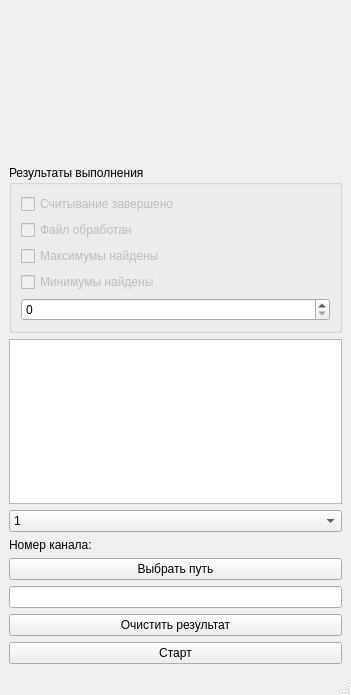
The window that Qt/Lesson 7/Task 1/mainwindow.ui (BerdnikovPavel/Qt-Homework) describes before a commit, drawn with Qt 5.
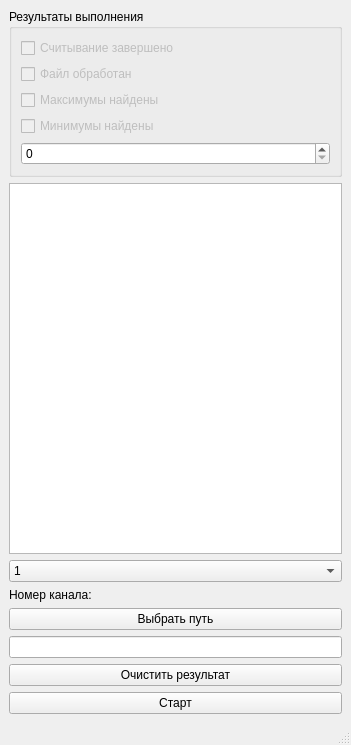
The same window after the commit. Custom widgets are drawn as their Qt base class.

Commit message: Qt: Lesson 7 Task 1 fixed

```diff
--- a/Qt/Lesson 7/Task 1/mainwindow.ui
+++ b/Qt/Lesson 7/Task 1/mainwindow.ui
@@ -7,7 +7,7 @@
     <x>0</x>
     <y>0</y>
     <width>351</width>
-    <height>695</height>
+    <height>745</height>
    </rect>
   </property>
   <property name="windowTitle">
@@ -15,71 +15,14 @@
   </property>
   <widget class="QWidget" name="centralwidget">
    <layout class="QGridLayout" name="gridLayout">
-    <item row="8" column="0">
+    <item row="7" column="0">
      <widget class="QPushButton" name="pb_clearResult">
       <property name="text">
        <string>Очистить результат</string>
       </property>
      </widget>
     </item>
-    <item row="4" column="0">
-     <widget class="QComboBox" name="cmB_numCh">
-      <item>
-       <property name="text">
-        <string>1</string>
-       </property>
-      </item>
-      <item>
-       <property name="text">
-        <string>2</string>
-       </property>
-      </item>
-      <item>
-       <property name="text">
-        <string>3</string>
-       </property>
-      </item>
-     </widget>
-    </item>
-    <item row="3" column="0">
-     <widget class="QTextEdit" name="te_Result">
-      <property name="readOnly">
-       <bool>true</bool>
-      </property>
-     </widget>
-    </item>
-    <item row="7" column="0">
-     <widget class="QLineEdit" name="le_path">
-      <property name="readOnly">
-       <bool>true</bool>
-      </property>
-     </widget>
-    </item>
-    <item row="5" column="0">
-     <widget class="QLabel" name="lb_numCh">
-      <property name="text">
-       <string>Номер канала:</string>
-      </property>
-     </widget>
-    </item>
-    <item row="6" column="0">
-     <widget class="QPushButton" name="pb_path">
-      <property name="text">
-       <string>Выбрать путь</string>
-      </property>
-     </widget>
-    </item>
-    <item row="9" column="0">
-     <widget class="QPushButton" name="pb_start">
-      <property name="text">
-       <string>Старт</string>
-      </property>
-      <property name="flat">
-       <bool>false</bool>
-      </property>
-     </widget>
-    </item>
-    <item row="1" column="0">
+    <item row="0" column="0">
      <widget class="QGroupBox" name="gb_result">
       <property name="title">
        <string>Результаты выполнения</string>
@@ -140,19 +83,60 @@
       </layout>
      </widget>
     </item>
-    <item row="0" column="0">
-     <widget class="QCustomPlot" name="customPlot" native="true">
-      <property name="sizePolicy">
-       <sizepolicy hsizetype="Preferred" vsizetype="Preferred">
-        <horstretch>0</horstretch>
-        <verstretch>0</verstretch>
-       </sizepolicy>
+    <item row="6" column="0">
+     <widget class="QLineEdit" name="le_path">
+      <property name="readOnly">
+       <bool>true</bool>
       </property>
-      <property name="minimumSize">
-       <size>
-        <width>0</width>
-        <height>150</height>
-       </size>
+     </widget>
+    </item>
+    <item row="3" column="0">
+     <widget class="QComboBox" name="cmB_numCh">
+      <item>
+       <property name="text">
+        <string>1</string>
+       </property>
+      </item>
+      <item>
+       <property name="text">
+        <string>2</string>
+       </property>
+      </item>
+      <item>
+       <property name="text">
+        <string>3</string>
+       </property>
+      </item>
+     </widget>
+    </item>
+    <item row="4" column="0">
+     <widget class="QLabel" name="lb_numCh">
+      <property name="text">
+       <string>Номер канала:</string>
+      </property>
+     </widget>
+    </item>
+    <item row="2" column="0">
+     <widget class="QTextEdit" name="te_Result">
+      <property name="readOnly">
+       <bool>true</bool>
+      </property>
+     </widget>
+    </item>
+    <item row="5" column="0">
+     <widget class="QPushButton" name="pb_path">
+      <property name="text">
+       <string>Выбрать путь</string>
+      </property>
+     </widget>
+    </item>
+    <item row="8" column="0">
+     <widget class="QPushButton" name="pb_start">
+      <property name="text">
+       <string>Старт</string>
+      </property>
+      <property name="flat">
+       <bool>false</bool>
       </property>
      </widget>
     </item>
@@ -170,14 +154,6 @@
   </widget>
   <widget class="QStatusBar" name="statusbar"/>
  </widget>
- <customwidgets>
-  <customwidget>
-   <class>QCustomPlot</class>
-   <extends>QWidget</extends>
-   <header>qcustomplot.h</header>
-   <container>1</container>
-  </customwidget>
- </customwidgets>
  <resources/>
  <connections>
   <connection>
```
The commit also changes 2 other files.
